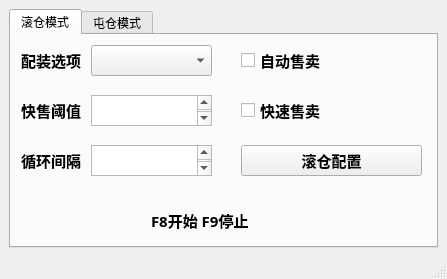
Old version of the form GUI/AppGUI.ui in the repository yizhixiaohui/DfMarketBot.
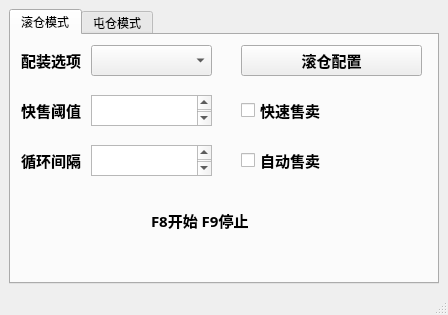
New version of the form.

```diff
--- a/GUI/AppGUI.ui
+++ b/GUI/AppGUI.ui
@@ -6,8 +6,8 @@
    <rect>
     <x>0</x>
     <y>0</y>
-    <width>447</width>
-    <height>279</height>
+    <width>448</width>
+    <height>315</height>
    </rect>
   </property>
   <property name="windowTitle">
@@ -193,7 +193,7 @@
         <property name="geometry">
          <rect>
           <x>230</x>
-          <y>10</y>
+          <y>110</y>
           <width>191</width>
           <height>31</height>
          </rect>
@@ -214,7 +214,7 @@
         <property name="geometry">
          <rect>
           <x>230</x>
-          <y>110</y>
+          <y>10</y>
           <width>181</width>
           <height>31</height>
          </rect>
```
Left out of the diff: 2 changed lines with no effect on the pictures.
